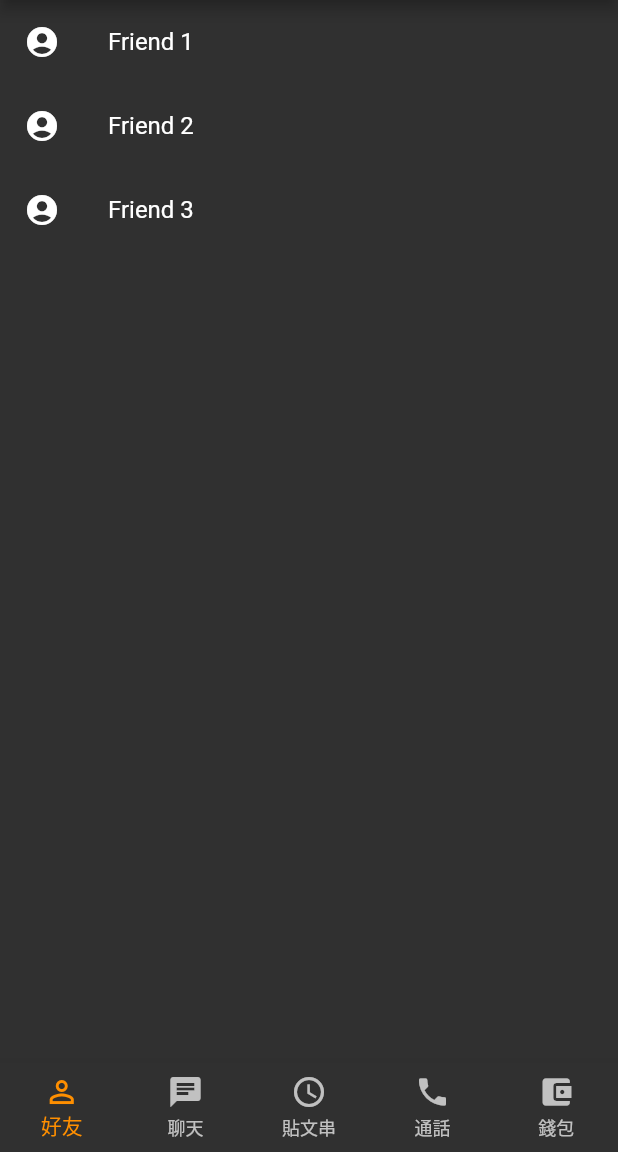
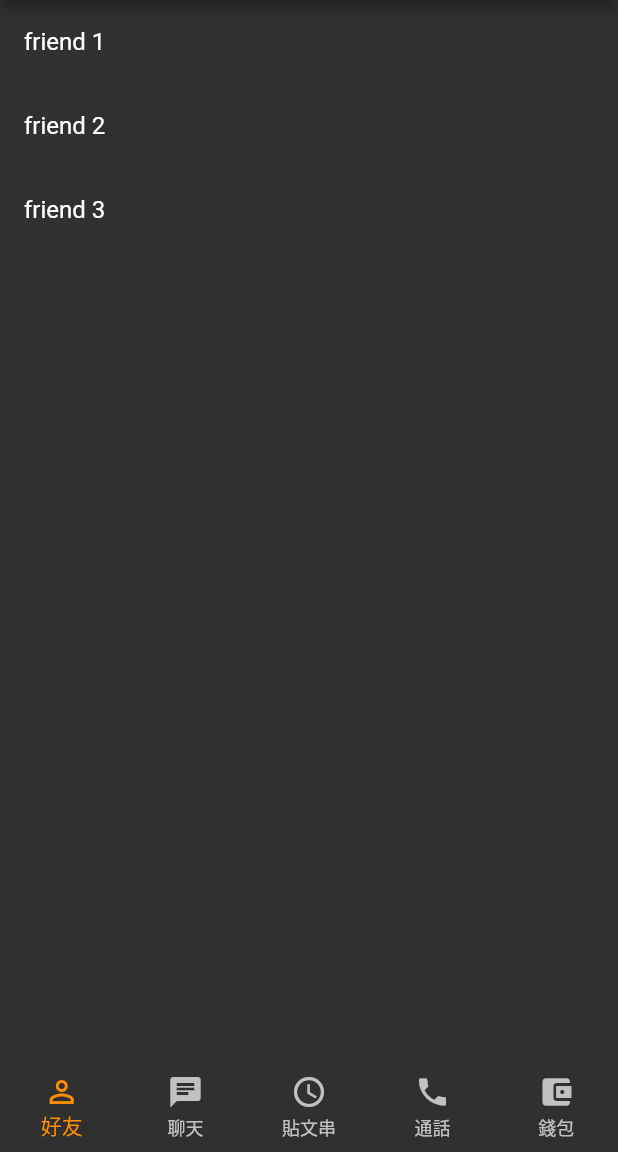
Before and after one commit to onesebun/my_app, a Flutter app: the screen it shows after launch, on a phone screen of 412 x 824 dp, the part 84-1236 px from its top. Run offline on Flutter 3.47's test engine with Material 2 defaults, Android fonts, the phone set to English and light mode, and no system bars.

Commit message:
update friend list

```diff
--- /dev/null
+++ b/lib/model/post.dart
@@ -0,0 +1,11 @@
+class Post {
+  const Post({this.name});
+
+  final String name;
+}
+
+final List<Post> posts = [
+  Post(name: 'friend 1'),
+  Post(name: 'friend 2'),
+  Post(name: 'friend 3'),
+];
--- a/lib/widgets/friends_list.dart
+++ b/lib/widgets/friends_list.dart
@@ -1,24 +1,20 @@
 import 'package:flutter/material.dart';
+
+import '../model/post.dart';
 
 class FriendsList extends StatelessWidget {
   const FriendsList();
+  Widget _listItemBuilber(BuildContext context, int index) {
+    return ListTile(
+      title: Text(posts[index].name),
+    );
+  }
+
   @override
   Widget build(BuildContext context) {
-    return ListView(
-      children: <Widget>[
-        ListTile(
-          leading: Icon(Icons.account_circle),
-          title: Text('Friend 1'),
-        ),
-        ListTile(
-          leading: Icon(Icons.account_circle),
-          title: Text('Friend 2'),
-        ),
-        ListTile(
-          leading: Icon(Icons.account_circle),
-          title: Text('Friend 3'),
-        ),
-      ],
+    return ListView.builder(
+      itemCount: posts.length,
+      itemBuilder: _listItemBuilber,
     );
   }
 }
```
